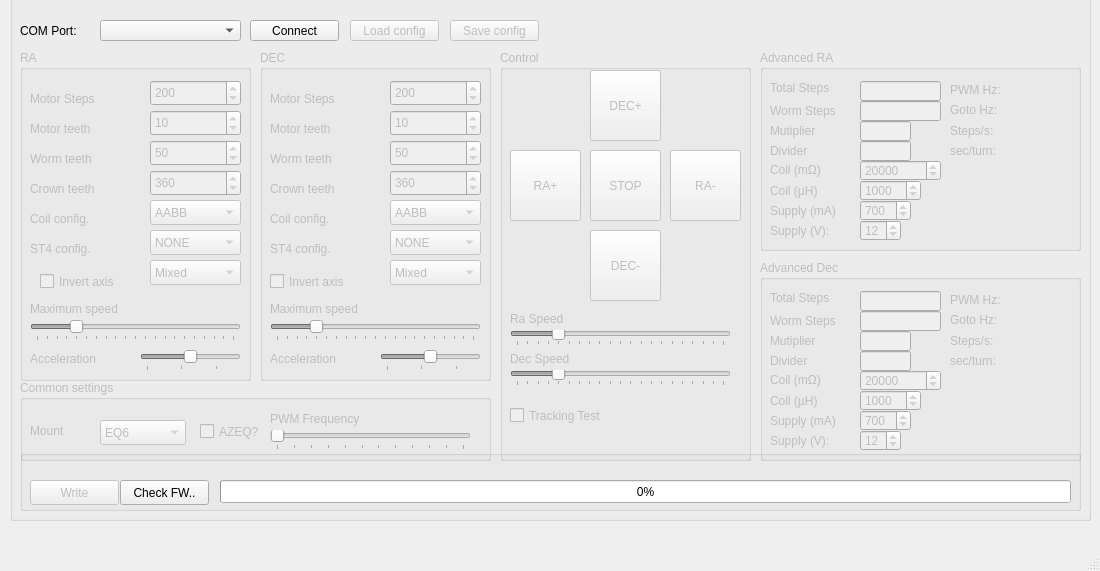
Above: mainwindow.ui from ahp-electronics/gt-configurator before the change. Below: the same form after it.
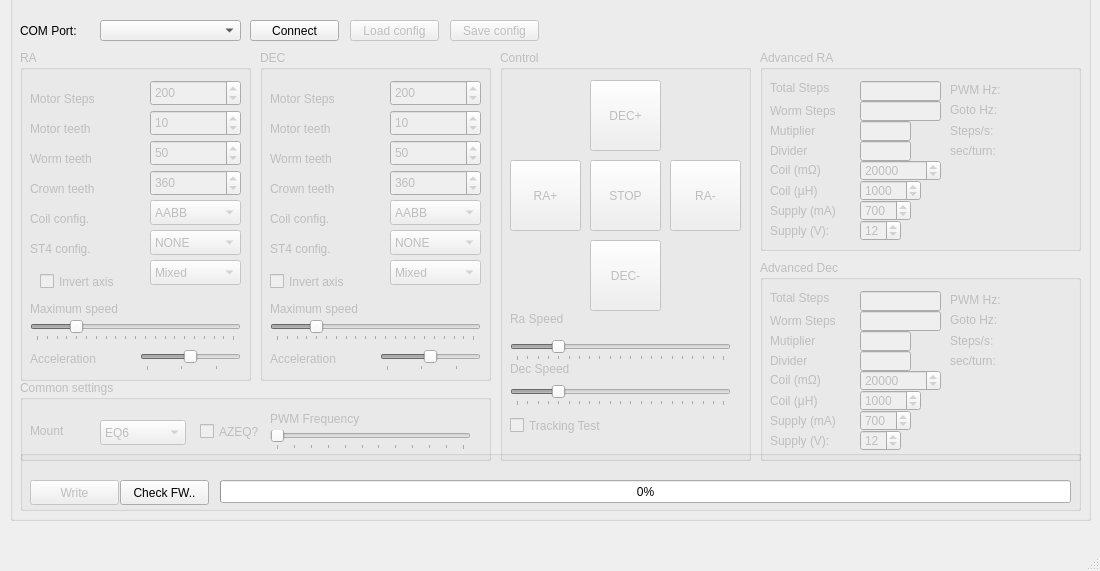
That is the form after the change.

Commit message: Moved direction buttons lower

What changed in the file:
```diff
--- a/mainwindow.ui
+++ b/mainwindow.ui
@@ -783,7 +783,7 @@
       <property name="geometry">
        <rect>
         <x>90</x>
-        <y>20</y>
+        <y>30</y>
         <width>71</width>
         <height>71</height>
        </rect>
@@ -796,7 +796,7 @@
       <property name="geometry">
        <rect>
         <x>10</x>
-        <y>100</y>
+        <y>110</y>
         <width>71</width>
         <height>71</height>
        </rect>
@@ -809,7 +809,7 @@
       <property name="geometry">
        <rect>
         <x>170</x>
-        <y>100</y>
+        <y>110</y>
         <width>71</width>
         <height>71</height>
        </rect>
@@ -822,7 +822,7 @@
       <property name="geometry">
        <rect>
         <x>90</x>
-        <y>100</y>
+        <y>110</y>
         <width>71</width>
         <height>71</height>
        </rect>
@@ -835,7 +835,7 @@
       <property name="geometry">
        <rect>
         <x>90</x>
-        <y>180</y>
+        <y>190</y>
         <width>71</width>
         <height>71</height>
        </rect>
@@ -848,9 +848,9 @@
       <property name="geometry">
        <rect>
         <x>10</x>
-        <y>280</y>
+        <y>290</y>
         <width>221</width>
-        <height>16</height>
+        <height>21</height>
        </rect>
       </property>
       <property name="minimum">
@@ -889,7 +889,7 @@
       <property name="geometry">
        <rect>
         <x>10</x>
-        <y>300</y>
+        <y>310</y>
         <width>91</width>
         <height>17</height>
        </rect>
@@ -902,9 +902,9 @@
       <property name="geometry">
        <rect>
         <x>10</x>
-        <y>320</y>
+        <y>335</y>
         <width>221</width>
-        <height>16</height>
+        <height>21</height>
        </rect>
       </property>
       <property name="minimum">
@@ -930,7 +930,7 @@
       <property name="geometry">
        <rect>
         <x>10</x>
-        <y>350</y>
+        <y>360</y>
         <width>131</width>
         <height>31</height>
        </rect>
```
